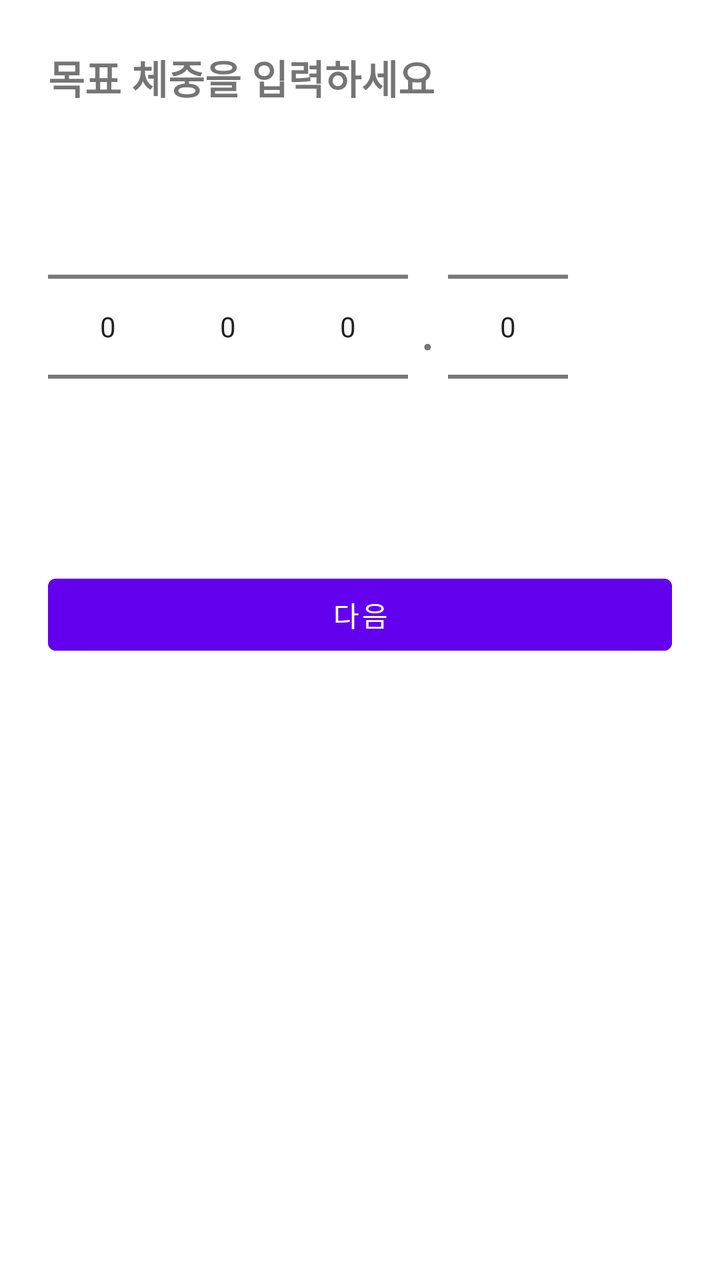
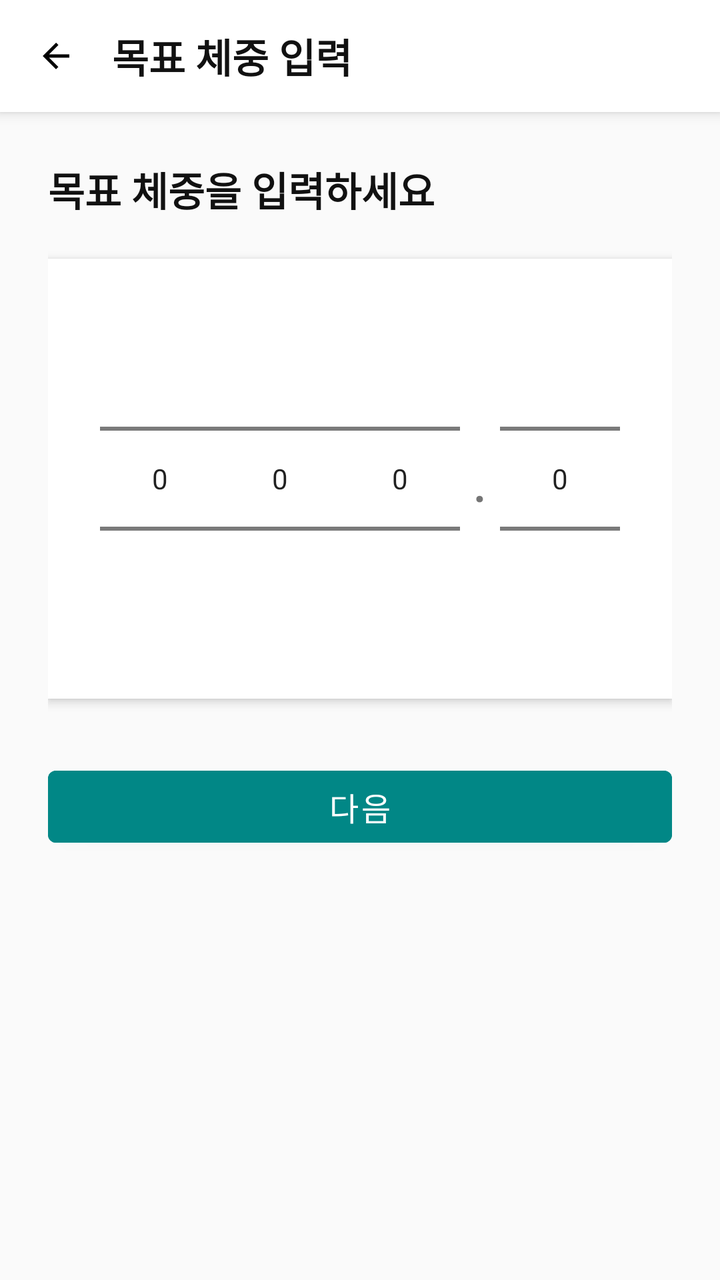

Compare the two renders of this Android layout. The source of the first and the diff that turns it into the second are given below.
<!-- AndroidManifest.xml: application theme Theme.GJGN -->
<!-- res/layout/fragment_target_weight.xml -->
<?xml version="1.0" encoding="utf-8"?>
<LinearLayout xmlns:android="http://schemas.android.com/apk/res/android"
    android:layout_width="match_parent"
    android:layout_height="match_parent"
    android:padding="24dp"
    android:orientation="vertical">

    <TextView
        android:id="@+id/tvTargetTitle"
        android:layout_width="wrap_content"
        android:layout_height="wrap_content"
        android:text="목표 체중을 입력하세요"
        android:textSize="20sp"
        android:textStyle="bold"
        android:layout_marginBottom="20dp" />

    <LinearLayout
        android:layout_width="wrap_content"
        android:layout_height="wrap_content"
        android:orientation="horizontal"
        android:gravity="center">

        <NumberPicker
            android:id="@+id/npTarget100"
            android:layout_width="60dp"
            android:layout_height="wrap_content" />

        <NumberPicker
            android:id="@+id/npTarget10"
            android:layout_width="60dp"
            android:layout_height="wrap_content" />

        <NumberPicker
            android:id="@+id/npTarget1"
            android:layout_width="60dp"
            android:layout_height="wrap_content" />

        <TextView
            android:layout_width="wrap_content"
            android:layout_height="wrap_content"
            android:text="."
            android:textSize="30sp"
            android:layout_marginLeft="6dp"
            android:layout_marginRight="6dp" />

        <NumberPicker
            android:id="@+id/npTargetDecimal"
            android:layout_width="60dp"
            android:layout_height="wrap_content" />
    </LinearLayout>

    <Button
        android:id="@+id/btnNextTarget"
        android:layout_width="match_parent"
        android:layout_height="wrap_content"
        android:text="다음"
        android:layout_marginTop="30dp"
        android:backgroundTint="@color/purple_500"
        android:textColor="@android:color/white" />

</LinearLayout>
<!-- resources referenced by this layout -->
<resources>
  <color name="purple_500">#FF6200EE</color>
  <style name="Theme.GJGN" parent="Theme.MaterialComponents.DayNight.NoActionBar">
          
          <item name="colorPrimary">@color/purple_700</item>
          <item name="colorPrimaryVariant">@color/purple_700</item>
          <item name="colorOnPrimary">@android:color/white</item>
          <item name="colorSecondary">@color/teal_700</item>
          <item name="android:windowMinWidthMajor">320dp</item>
          <item name="android:windowMinWidthMinor">320dp</item>
      </style>
  <color name="purple_700">#FF3700B3</color>
  <color name="teal_700">#FF018786</color>
</resources>

<!-- the commit's change to res/layout/fragment_target_weight.xml (unified diff, before → after) -->
@@ -1,61 +1,114 @@
 <?xml version="1.0" encoding="utf-8"?>
 <LinearLayout xmlns:android="http://schemas.android.com/apk/res/android"
+    android:orientation="vertical"
     android:layout_width="match_parent"
     android:layout_height="match_parent"
-    android:padding="24dp"
-    android:orientation="vertical">
+    android:background="#FAFAFA">
 
-    <TextView
-        android:id="@+id/tvTargetTitle"
-        android:layout_width="wrap_content"
-        android:layout_height="wrap_content"
-        android:text="목표 체중을 입력하세요"
-        android:textSize="20sp"
-        android:textStyle="bold"
-        android:layout_marginBottom="20dp" />
+    
+    <LinearLayout
+        android:layout_width="match_parent"
+        android:layout_height="56dp"
+        android:orientation="horizontal"
+        android:gravity="center_vertical"
+        android:paddingStart="12dp"
+        android:paddingEnd="12dp"
+        android:background="@android:color/white"
+        android:elevation="4dp">
 
-    <LinearLayout
-        android:layout_width="wrap_content"
-        android:layout_height="wrap_content"
-        android:orientation="horizontal"
-        android:gravity="center">
-
-        <NumberPicker
-            android:id="@+id/npTarget100"
-            android:layout_width="60dp"
-            android:layout_height="wrap_content" />
-
-        <NumberPicker
-            android:id="@+id/npTarget10"
-            android:layout_width="60dp"
-            android:layout_height="wrap_content" />
-
-        <NumberPicker
-            android:id="@+id/npTarget1"
-            android:layout_width="60dp"
-            android:layout_height="wrap_content" />
+        <ImageView
+            android:id="@+id/btnBack"
+            android:layout_width="32dp"
+            android:layout_height="32dp"
+            android:src="@drawable/ic_arrow_back"
+            android:padding="6dp"
+            android:background="?attr/selectableItemBackgroundBorderless" />
 
         <TextView
+            android:layout_marginStart="12dp"
+            android:text="목표 체중 입력"
+            android:textSize="20sp"
+            android:textStyle="bold"
+            android:textColor="#111111"
             android:layout_width="wrap_content"
-            android:layout_height="wrap_content"
-            android:text="."
-            android:textSize="30sp"
-            android:layout_marginLeft="6dp"
-            android:layout_marginRight="6dp" />
-
-        <NumberPicker
-            android:id="@+id/npTargetDecimal"
-            android:layout_width="60dp"
             android:layout_height="wrap_content" />
     </LinearLayout>
 
-    <Button
-        android:id="@+id/btnNextTarget"
+    
+    <ScrollView
         android:layout_width="match_parent"
-        android:layout_height="wrap_content"
-        android:text="다음"
-        android:layout_marginTop="30dp"
-        android:backgroundTint="@color/purple_500"
-        android:textColor="@android:color/white" />
+        android:layout_height="match_parent"
+        android:fillViewport="true">
+
+        <LinearLayout
+            android:orientation="vertical"
+            android:padding="24dp"
+            android:layout_width="match_parent"
+            android:layout_height="wrap_content">
+
+            
+            <TextView
+                android:id="@+id/tvTargetTitle"
+                android:layout_width="wrap_content"
+                android:layout_height="wrap_content"
+                android:text="목표 체중을 입력하세요"
+                android:textSize="20sp"
+                android:textStyle="bold"
+                android:textColor="#111111"
+                android:layout_marginBottom="20dp" />
+
+            
+            <LinearLayout
+                android:layout_width="match_parent"
+                android:layout_height="wrap_content"
+                android:orientation="horizontal"
+                android:gravity="center"
+                android:background="@android:color/white"
+                android:padding="20dp"
+                android:elevation="3dp">
+
+                <NumberPicker
+                    android:id="@+id/npTarget100"
+                    android:layout_width="60dp"
+                    android:layout_height="wrap_content" />
+
+                <NumberPicker
+                    android:id="@+id/npTarget10"
+                    android:layout_width="60dp"
+                    android:layout_height="wrap_content" />
+
+                <NumberPicker
+                    android:id="@+id/npTarget1"
+                    android:layout_width="60dp"
+                    android:layout_height="wrap_content" />
+
+                <TextView
+                    android:layout_width="wrap_content"
+                    android:layout_height="wrap_content"
+                    android:text="."
+                    android:textSize="30sp"
+                    android:layout_marginLeft="6dp"
+                    android:layout_marginRight="6dp" />
+
+                <NumberPicker
+                    android:id="@+id/npTargetDecimal"
+                    android:layout_width="60dp"
+                    android:layout_height="wrap_content" />
+            </LinearLayout>
+
+            
+            <com.google.android.material.button.MaterialButton
+                android:id="@+id/btnNextTarget"
+                android:layout_width="match_parent"
+                android:layout_height="48dp"
+                android:text="다음"
+                android:textSize="16sp"
+                android:layout_marginTop="30dp"
+                android:backgroundTint="@color/teal_700"
+                android:textColor="@android:color/white"
+                android:cornerRadius="12dp" />
+
+        </LinearLayout>
+    </ScrollView>
 
 </LinearLayout>
<!-- resource entries referenced after the edit -->
@@ -1,6 +1,5 @@
 <!-- resources referenced by this layout -->
 <resources>
-  <color name="purple_500">#FF6200EE</color>
   <style name="Theme.GJGN" parent="Theme.MaterialComponents.DayNight.NoActionBar">
           
           <item name="colorPrimary">@color/purple_700</item>
@@ -12,5 +11,16 @@
       </style>
   <color name="purple_700">#FF3700B3</color>
   <color name="teal_700">#FF018786</color>
+  <!-- drawable ic_arrow_back (drawable) -->
+  <vector xmlns:android="http://schemas.android.com/apk/res/android"
+      android:width="24dp"
+      android:height="24dp"
+      android:viewportWidth="24"
+      android:viewportHeight="24">
+  
+      <path
+          android:fillColor="#000000"
+          android:pathData="M20,11H7.83l5.59,-5.59L12,4l-8,8 8,8 1.41,-1.41L7.83,13H20v-2z"/>
+  </vector>
 </resources>
 
